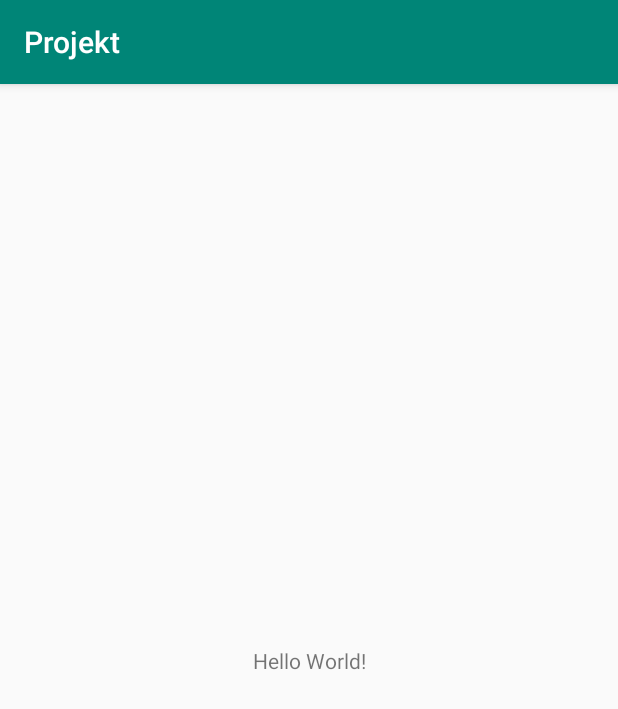
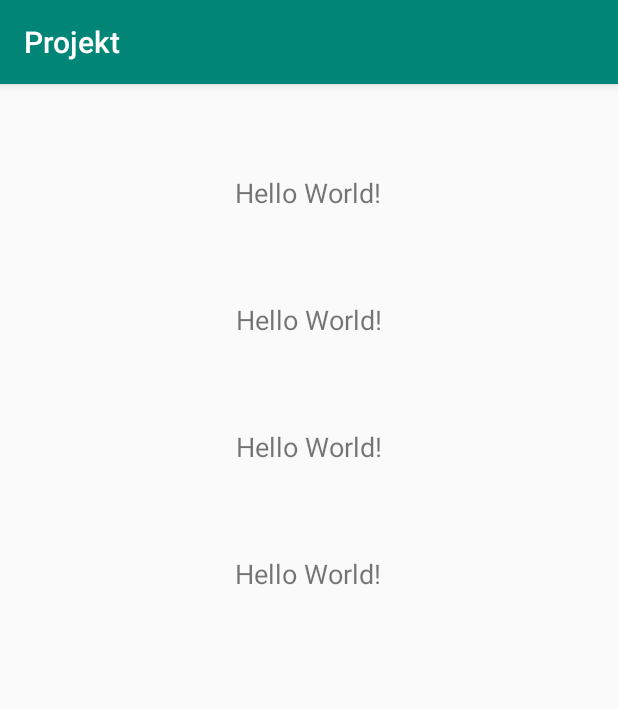
Before and after one commit to mwenski/PracaInzynierska-Program, an Android app: the screen it shows after launch (MainActivity), on a phone screen of 412 x 824 dp. Shown: the top 709 px of the screen. Run offline under Robolectric (Android 15) with nearby library versions, the phone set to English and light mode, and no system bars; 6 statements that could not run were skipped.

Commit message:
Update activity_main.xml

```diff
--- a/Projekt/app/src/main/res/layout/activity_main.xml
+++ b/Projekt/app/src/main/res/layout/activity_main.xml
@@ -8,13 +8,49 @@
     tools:context=".MainActivity">
 
     <TextView
-        android:id="@+id/sample_text"
+        android:id="@+id/sample_text1"
         android:layout_width="wrap_content"
         android:layout_height="wrap_content"
+        android:layout_marginTop="60dp"
         android:text="Hello World!"
-        app:layout_constraintBottom_toBottomOf="parent"
+        android:textSize="18dp"
+        app:layout_constraintHorizontal_bias="0.498"
         app:layout_constraintLeft_toLeftOf="parent"
         app:layout_constraintRight_toRightOf="parent"
         app:layout_constraintTop_toTopOf="parent" />
 
+    <TextView
+        android:id="@+id/sample_text2"
+        android:layout_width="wrap_content"
+        android:layout_height="wrap_content"
+        android:layout_marginTop="60dp"
+        android:text="Hello World!"
+        android:textSize="18dp"
+        app:layout_constraintLeft_toLeftOf="parent"
+        app:layout_constraintRight_toRightOf="parent"
+        app:layout_constraintTop_toBottomOf="@+id/sample_text1" />
+
+    <TextView
+        android:id="@+id/sample_text3"
+        android:layout_width="wrap_content"
+        android:layout_height="wrap_content"
+        android:layout_marginTop="60dp"
+        android:text="Hello World!"
+        android:textSize="18dp"
+        app:layout_constraintLeft_toLeftOf="parent"
+        app:layout_constraintRight_toRightOf="parent"
+        app:layout_constraintTop_toBottomOf="@+id/sample_text2" />
+
+    <TextView
+        android:id="@+id/sample_text4"
+        android:layout_width="wrap_content"
+        android:layout_height="wrap_content"
+        android:layout_marginTop="60dp"
+        android:text="Hello World!"
+        android:textSize="18dp"
+        app:layout_constraintHorizontal_bias="0.498"
+        app:layout_constraintLeft_toLeftOf="parent"
+        app:layout_constraintRight_toRightOf="parent"
+        app:layout_constraintTop_toBottomOf="@+id/sample_text3" />
+
 </androidx.constraintlayout.widget.ConstraintLayout>
```
